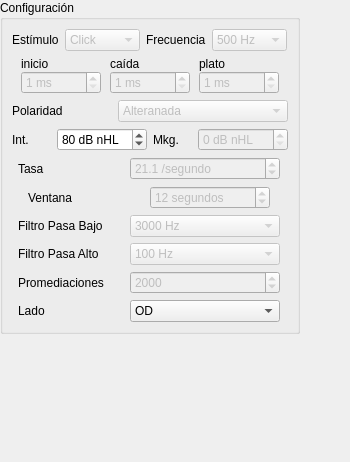
Qt form software/LabSim/src/main/python/UI/ABR_config.ui (Debaq/LabSim) before a commit.
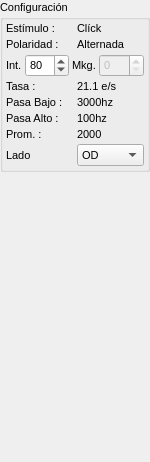
The same form after that commit.

Patch:
```diff
--- a/software/LabSim/src/main/python/UI/ABR_config.ui
+++ b/software/LabSim/src/main/python/UI/ABR_config.ui
@@ -6,7 +6,7 @@
    <rect>
     <x>0</x>
     <y>0</y>
-    <width>350</width>
+    <width>150</width>
     <height>462</height>
    </rect>
   </property>
@@ -33,20 +33,49 @@
     <widget class="QGroupBox" name="groupBox">
      <property name="minimumSize">
       <size>
-       <width>300</width>
+       <width>150</width>
        <height>0</height>
       </size>
      </property>
      <property name="maximumSize">
       <size>
-       <width>300</width>
+       <width>150</width>
        <height>16777215</height>
       </size>
      </property>
+     <property name="font">
+      <font>
+       <pointsize>8</pointsize>
+      </font>
+     </property>
      <property name="title">
       <string>Configuración</string>
      </property>
+     <property name="flat">
+      <bool>false</bool>
+     </property>
+     <property name="checkable">
+      <bool>false</bool>
+     </property>
+     <property name="checked">
+      <bool>false</bool>
+     </property>
      <layout class="QVBoxLayout" name="verticalLayout_2">
+      <property name="spacing">
+       <number>3</number>
+      </property>
+      <property name="leftMargin">
+       <number>3</number>
+      </property>
+      <property name="topMargin">
+       <number>3</number>
+      </property>
+      <property name="rightMargin">
+       <number>3</number>
+      </property>
+      <property name="bottomMargin">
+       <number>3</number>
+      </property>
       <item>
        <layout class="QHBoxLayout" name="horizontalLayout_6">
         <item>
@@ -58,214 +87,16 @@
            </size>
           </property>
           <property name="text">
-           <string>Estímulo</string>
+           <string>Estímulo :</string>
           </property>
          </widget>
         </item>
         <item>
-         <widget class="QComboBox" name="cb_stim">
-          <property name="enabled">
-           <bool>false</bool>
-          </property>
-          <property name="maximumSize">
-           <size>
-            <width>80</width>
-            <height>16777215</height>
-           </size>
-          </property>
-          <item>
-           <property name="text">
-            <string>Click</string>
-           </property>
-          </item>
-          <item>
-           <property name="text">
-            <string>Tono Burst</string>
-           </property>
-          </item>
-         </widget>
-        </item>
-        <item>
-         <widget class="QLabel" name="label_11">
-          <property name="maximumSize">
-           <size>
-            <width>100</width>
-            <height>16777215</height>
-           </size>
-          </property>
+         <widget class="QLabel" name="label_8">
           <property name="text">
-           <string>Frecuencia</string>
+           <string>Clíck</string>
           </property>
          </widget>
-        </item>
-        <item>
-         <widget class="QComboBox" name="comboBox_11">
-          <property name="enabled">
-           <bool>false</bool>
-          </property>
-          <property name="maximumSize">
-           <size>
-            <width>100</width>
-            <height>16777215</height>
-           </size>
-          </property>
-          <item>
-           <property name="text">
-            <string>500 Hz</string>
-           </property>
-          </item>
-          <item>
-           <property name="text">
-            <string>1000 Hz</string>
-           </property>
-          </item>
-          <item>
-           <property name="text">
-            <string>2000 Hz</string>
-           </property>
-          </item>
-          <item>
-           <property name="text">
-            <string>4000 Hz</string>
-           </property>
-          </item>
-         </widget>
-        </item>
-       </layout>
-      </item>
-      <item>
-       <layout class="QHBoxLayout" name="horizontalLayout_10">
-        <property name="spacing">
-         <number>0</number>
-        </property>
-        <property name="topMargin">
-         <number>0</number>
-        </property>
-        <item>
-         <layout class="QVBoxLayout" name="verticalLayout_3">
-          <property name="spacing">
-           <number>0</number>
-          </property>
-          <item>
-           <widget class="QLabel" name="label_12">
-            <property name="maximumSize">
-             <size>
-              <width>80</width>
-              <height>16777215</height>
-             </size>
-            </property>
-            <property name="text">
-             <string>inicio</string>
-            </property>
-           </widget>
-          </item>
-          <item>
-           <widget class="QSpinBox" name="spinBox_5">
-            <property name="enabled">
-             <bool>false</bool>
-            </property>
-            <property name="maximumSize">
-             <size>
-              <width>80</width>
-              <height>16777215</height>
-             </size>
-            </property>
-            <property name="suffix">
-             <string> ms</string>
-            </property>
-            <property name="minimum">
-             <number>1</number>
-            </property>
-            <property name="maximum">
-             <number>100</number>
-            </property>
-           </widget>
-          </item>
-         </layout>
-        </item>
-        <item>
-         <layout class="QVBoxLayout" name="verticalLayout_4">
-          <property name="spacing">
-           <number>0</number>
-          </property>
-          <item>
-           <widget class="QLabel" name="label_13">
-            <property name="maximumSize">
-             <size>
-              <width>80</width>
-              <height>16777215</height>
-             </size>
-            </property>
-            <property name="text">
-             <string>caída</string>
-            </property>
-           </widget>
-          </item>
-          <item>
-           <widget class="QSpinBox" name="spinBox_6">
-            <property name="enabled">
-             <bool>false</bool>
-            </property>
-            <property name="maximumSize">
-             <size>
-              <width>80</width>
-              <height>16777215</height>
-             </size>
-            </property>
-            <property name="suffix">
-             <string> ms</string>
-            </property>
-            <property name="minimum">
-             <number>1</number>
-            </property>
-            <property name="maximum">
-             <number>100</number>
-            </property>
-           </widget>
-          </item>
-         </layout>
-        </item>
-        <item>
-         <layout class="QVBoxLayout" name="verticalLayout_5">
-          <property name="spacing">
-           <number>0</number>
-          </property>
-          <item>
-           <widget class="QLabel" name="label_14">
-            <property name="maximumSize">
-             <size>
-              <width>80</width>
-              <height>16777215</height>
-             </size>
-            </property>
-            <property name="text">
-             <string>plato</string>
-            </property>
-           </widget>
-          </item>
-          <item>
-           <widget class="QSpinBox" name="spinBox_7">
-            <property name="enabled">
-             <bool>false</bool>
-            </property>
-            <property name="maximumSize">
-             <size>
-              <width>80</width>
-              <height>16777215</height>
-             </size>
-            </property>
-            <property name="suffix">
-             <string> ms</string>
-            </property>
-            <property name="minimum">
-             <number>1</number>
-            </property>
-            <property name="maximum">
-             <number>100</number>
-            </property>
-           </widget>
-          </item>
-         </layout>
         </item>
        </layout>
       </item>
@@ -280,30 +111,15 @@
            </size>
           </property>
           <property name="text">
-           <string>Polaridad</string>
+           <string>Polaridad :</string>
           </property>
          </widget>
         </item>
         <item>
-         <widget class="QComboBox" name="comboBox">
-          <property name="enabled">
-           <bool>false</bool>
+         <widget class="QLabel" name="label_11">
+          <property name="text">
+           <string>Alternada</string>
           </property>
-          <item>
-           <property name="text">
-            <string>Alteranada</string>
-           </property>
-          </item>
-          <item>
-           <property name="text">
-            <string>Condensación</string>
-           </property>
-          </item>
-          <item>
-           <property name="text">
-            <string>Rarefacción</string>
-           </property>
-          </item>
          </widget>
         </item>
        </layout>
@@ -322,14 +138,20 @@
           <property name="enabled">
            <bool>true</bool>
           </property>
+          <property name="minimumSize">
+           <size>
+            <width>40</width>
+            <height>0</height>
+           </size>
+          </property>
           <property name="maximumSize">
            <size>
             <width>100</width>
-            <height>16777215</height>
+            <height>25</height>
            </size>
           </property>
           <property name="suffix">
-           <string> dB nHL</string>
+           <string/>
           </property>
           <property name="maximum">
            <number>100</number>
@@ -357,11 +179,11 @@
           <property name="maximumSize">
            <size>
             <width>100</width>
-            <height>16777215</height>
+            <height>25</height>
            </size>
           </property>
           <property name="suffix">
-           <string> dB nHL</string>
+           <string/>
           </property>
           <property name="prefix">
            <string/>
@@ -387,77 +209,14 @@
            </size>
           </property>
           <property name="text">
-           <string>Tasa</string>
+           <string>Tasa :</string>
           </property>
          </widget>
         </item>
         <item>
-         <widget class="QDoubleSpinBox" name="doubleSpinBox">
-          <property name="enabled">
-           <bool>false</bool>
-          </property>
-          <property name="maximumSize">
-           <size>
-            <width>150</width>
-            <height>16777215</height>
-           </size>
-          </property>
-          <property name="prefix">
-           <string/>
-          </property>
-          <property name="suffix">
-           <string> /segundo</string>
-          </property>
-          <property name="decimals">
-           <number>1</number>
-          </property>
-          <property name="singleStep">
-           <double>0.100000000000000</double>
-          </property>
-          <property name="value">
-           <double>21.100000000000001</double>
-          </property>
-         </widget>
-        </item>
-       </layout>
-      </item>
-      <item>
-       <layout class="QHBoxLayout" name="horizontalLayout_8">
-        <item>
-         <widget class="QLabel" name="label_8">
-          <property name="maximumSize">
-           <size>
-            <width>100</width>
-            <height>16777215</height>
-           </size>
-          </property>
+         <widget class="QLabel" name="label_12">
           <property name="text">
-           <string>Ventana</string>
-          </property>
-         </widget>
-        </item>
-        <item>
-         <widget class="QSpinBox" name="spinBox_3">
-          <property name="enabled">
-           <bool>false</bool>
-          </property>
-          <property name="maximumSize">
-           <size>
-            <width>120</width>
-            <height>16777215</height>
-           </size>
-          </property>
-          <property name="suffix">
-           <string> segundos</string>
-          </property>
-          <property name="minimum">
-           <number>1</number>
-          </property>
-          <property name="maximum">
-           <number>300</number>
-          </property>
-          <property name="value">
-           <number>12</number>
+           <string>21.1 e/s</string>
           </property>
          </widget>
         </item>
@@ -474,66 +233,15 @@
            </size>
           </property>
           <property name="text">
-           <string>Filtro Pasa Bajo</string>
+           <string>Pasa Bajo :</string>
           </property>
          </widget>
         </item>
         <item>
-         <widget class="QComboBox" name="comboBox_2">
-          <property name="enabled">
-           <bool>false</bool>
+         <widget class="QLabel" name="label_13">
+          <property name="text">
+           <string>3000hz</string>
           </property>
-          <property name="maximumSize">
-           <size>
-            <width>150</width>
-            <height>16777215</height>
-           </size>
-          </property>
-          <item>
-           <property name="text">
-            <string>3000 Hz</string>
-           </property>
-          </item>
-          <item>
-           <property name="text">
-            <string>500 Hz</string>
-           </property>
-          </item>
-          <item>
-           <property name="text">
-            <string>750 Hz</string>
-           </property>
-          </item>
-          <item>
-           <property name="text">
-            <string>1000 Hz</string>
-           </property>
-          </item>
-          <item>
-           <property name="text">
-            <string>1500 Hz</string>
-           </property>
-          </item>
-          <item>
-           <property name="text">
-            <string>2000 Hz</string>
-           </property>
-          </item>
-          <item>
-           <property name="text">
-            <string>4000 Hz</string>
-           </property>
-          </item>
-          <item>
-           <property name="text">
-            <string>6000 Hz</string>
-           </property>
-          </item>
-          <item>
-           <property name="text">
-            <string>8000 Hz</string>
-           </property>
-          </item>
          </widget>
         </item>
        </layout>
@@ -549,61 +257,15 @@
            </size>
           </property>
           <property name="text">
-           <string>Filtro Pasa Alto</string>
+           <string>Pasa Alto :</string>
           </property>
          </widget>
         </item>
         <item>
-         <widget class="QComboBox" name="comboBox_4">
-          <property name="enabled">
-           <bool>false</bool>
+         <widget class="QLabel" name="label_14">
+          <property name="text">
+           <string>100hz</string>
           </property>
-          <property name="maximumSize">
-           <size>
-            <width>150</width>
-            <height>16777215</height>
-           </size>
-          </property>
-          <item>
-           <property name="text">
-            <string>100 Hz</string>
-           </property>
-          </item>
-          <item>
-           <property name="text">
-            <string>5 Hz</string>
-           </property>
-          </item>
-          <item>
-           <property name="text">
-            <string>10 hz</string>
-           </property>
-          </item>
-          <item>
-           <property name="text">
-            <string>20 Hz</string>
-           </property>
-          </item>
-          <item>
-           <property name="text">
-            <string>30 Hz</string>
-           </property>
-          </item>
-          <item>
-           <property name="text">
-            <string>50 Hz</string>
-           </property>
-          </item>
-          <item>
-           <property name="text">
-            <string>80 Hz</string>
-           </property>
-          </item>
-          <item>
-           <property name="text">
-            <string>200 Hz</string>
-           </property>
-          </item>
          </widget>
         </item>
        </layout>
@@ -619,29 +281,14 @@
            </size>
           </property>
           <property name="text">
-           <string>Promediaciones</string>
+           <string>Prom. :</string>
           </property>
          </widget>
         </item>
         <item>
-         <widget class="QSpinBox" name="spinBox_4">
-          <property name="enabled">
-           <bool>false</bool>
-          </property>
-          <property name="maximumSize">
-           <size>
-            <width>150</width>
-            <height>16777215</height>
-           </size>
-          </property>
-          <property name="minimum">
-           <number>1</number>
-          </property>
-          <property name="maximum">
-           <number>5000</number>
-          </property>
-          <property name="value">
-           <number>2000</number>
+         <widget class="QLabel" name="label_15">
+          <property name="text">
+           <string>2000</string>
           </property>
          </widget>
         </item>
@@ -670,7 +317,7 @@
           <property name="maximumSize">
            <size>
             <width>150</width>
-            <height>16777215</height>
+            <height>25</height>
            </size>
           </property>
           <item>
```
